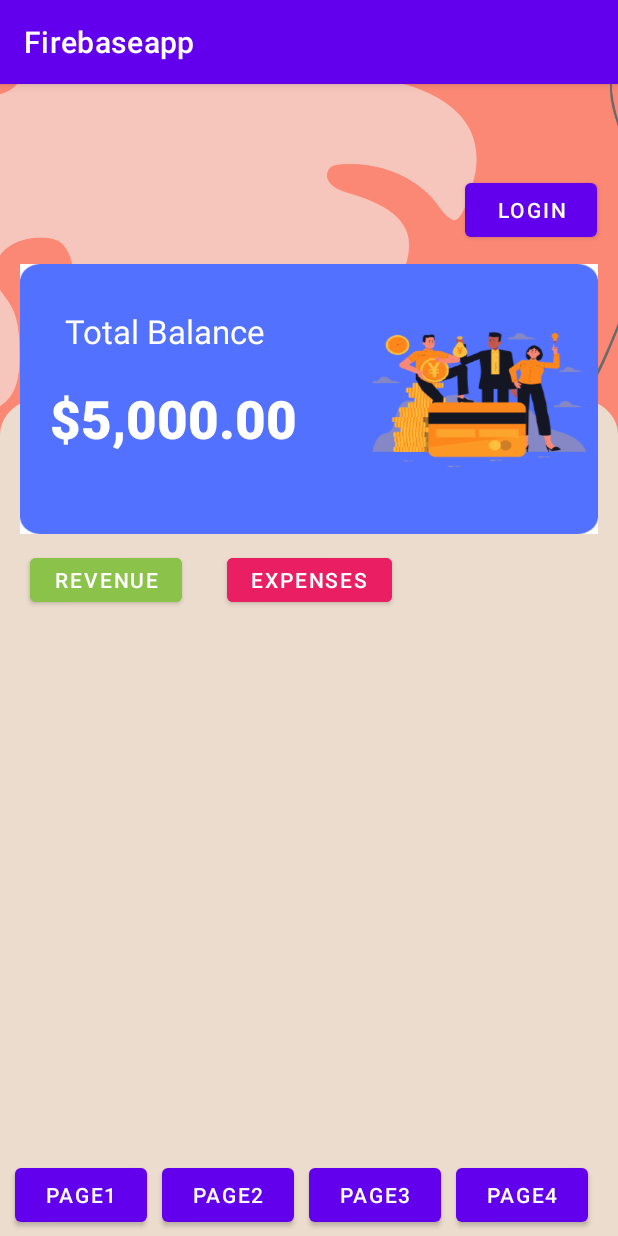
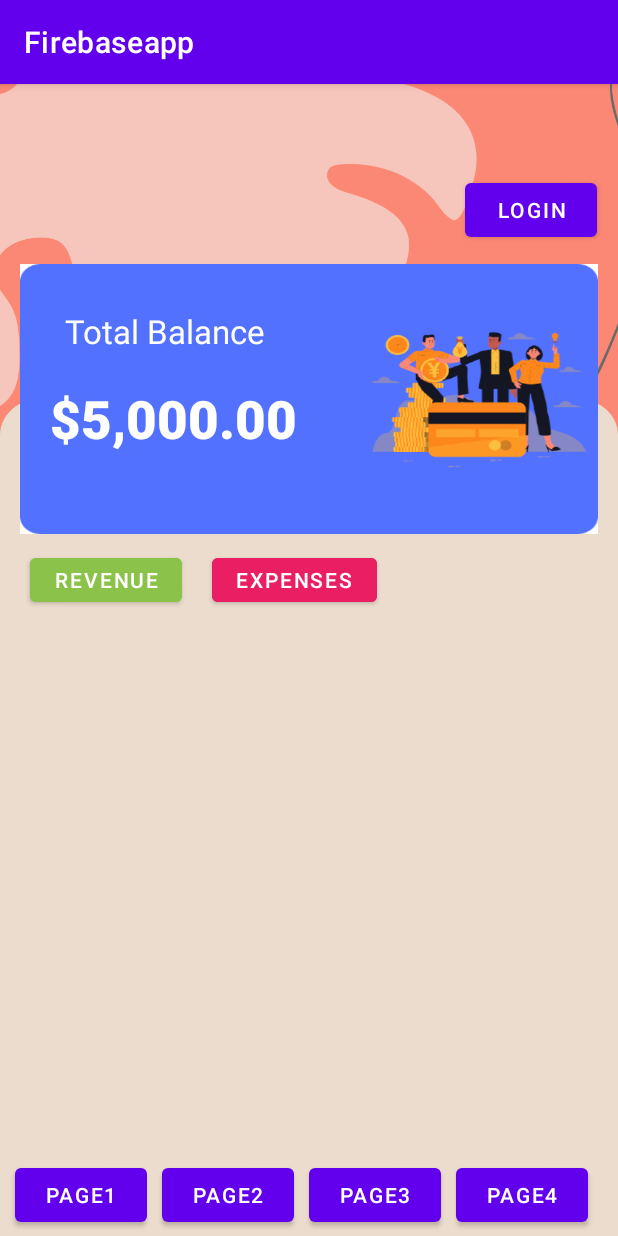
Before and after one commit to Bblackheart/Moneyapp, an Android app: the DashActivity screen opened directly, with no data from a screen before it, on a phone screen of 412 x 824 dp. Run offline under Robolectric (Android 15) with nearby library versions, the phone set to English and light mode, and no system bars.

Commit message:
ตกแต่งเพิ่ม

```diff
--- a/app/src/main/res/layout/activity_dash.xml
+++ b/app/src/main/res/layout/activity_dash.xml
@@ -85,7 +85,7 @@
                     android:id="@+id/expensesbtn"
                     android:layout_width="wrap_content"
                     android:layout_height="wrap_content"
-                    android:layout_marginLeft="30dp"
+                    android:layout_marginLeft="20dp"
                     android:layout_marginTop="10dp"
                     android:backgroundTint="#E91E63"
                     android:text="expenses" />
```
